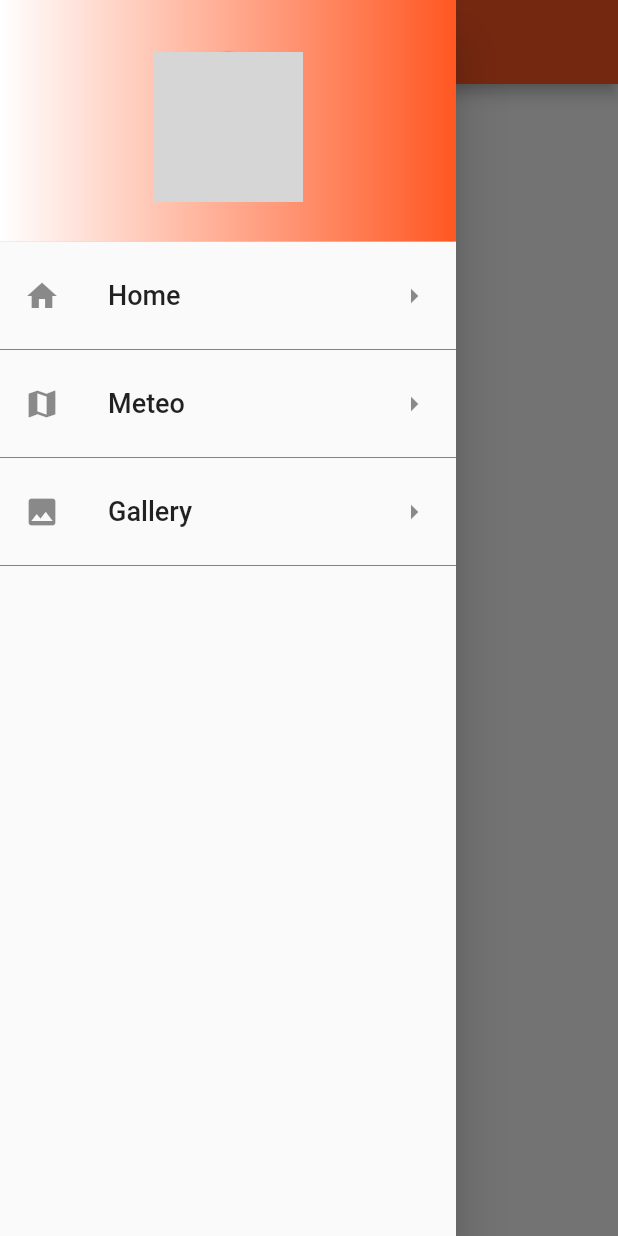
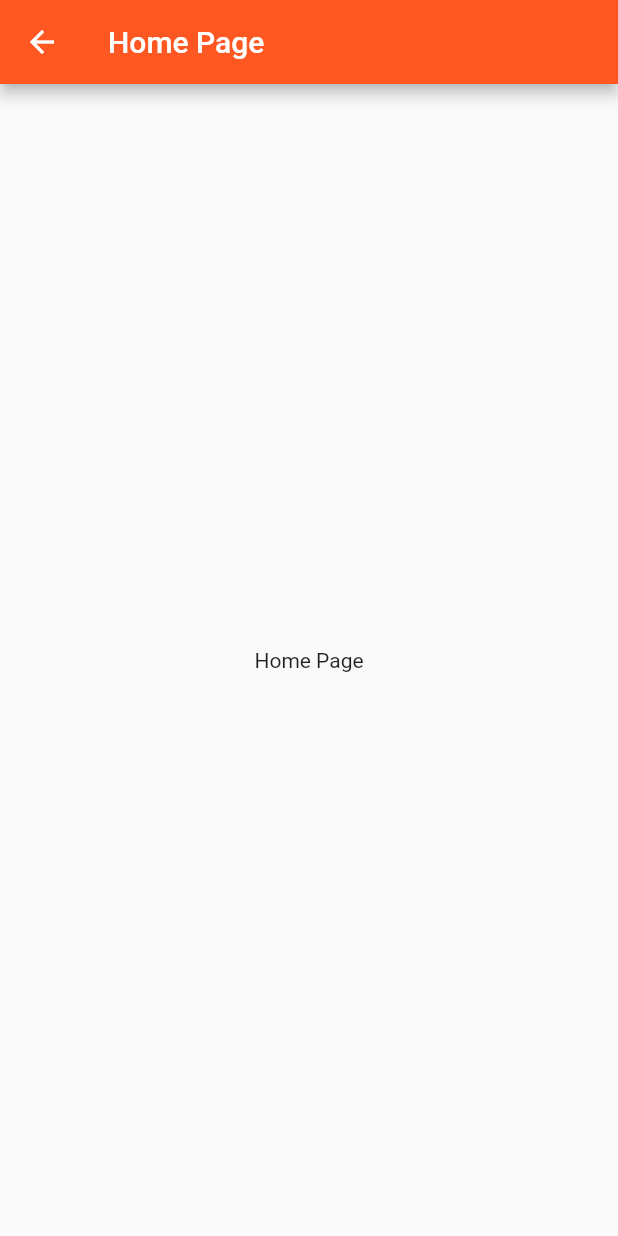
Before and after one commit to tatsinda/App_meteo, a Flutter app: the screen it shows after launch, in the side drawer, after a tap on "Home", on a phone screen of 412 x 824 dp. Run offline on Flutter 3.47's test engine with Material 2 defaults, Android fonts, the phone set to English and light mode, and no system bars; grey boxes are pictures that could not be loaded.

Commit message:
navigation d'une page de menu vers une autre

```diff
--- /dev/null
+++ b/lib/home-page.dart
@@ -0,0 +1,17 @@
+import 'package:flutter/material.dart';
+
+class HomePage extends StatelessWidget {
+  HomePage() {}
+
+  @override
+  Widget build(BuildContext context) {
+    return Scaffold(
+      appBar: AppBar(
+        title: Text('Home Page'),
+      ),
+      body: Center(
+        child: Text('Home Page'),
+      ),
+    );
+  }
+}
--- a/lib/main.dart
+++ b/lib/main.dart
@@ -1,3 +1,7 @@
+import 'package:first_app_bdcc/gallery-page.dart';
+import 'package:first_app_bdcc/meteo-page.dart';
+
+import './home-page.dart';
 import 'package:flutter/material.dart';
 
 void main() {
@@ -36,7 +40,13 @@ class MyApp extends StatelessWidget {
               leading: Icon(Icons.home), //une iconce a gauche
               trailing: Icon(Icons.arrow_right), // une fleche a droite
               //methode executer apres click sur l'element
-              onTap: () {},
+              onTap: () {
+                //navigation vers une autre page
+                Navigator.pop(context); // supprimer la page precedente du stack
+                //navigation vers une autre page
+                Navigator.push(context,
+                    MaterialPageRoute(builder: (context) => new HomePage()));
+              },
             ),
             Divider(color: Colors.deepOrange), //ligne entre les menu
             //element du Drawer
@@ -48,7 +58,14 @@ class MyApp extends StatelessWidget {
               leading: Icon(Icons.map), //une iconce a gauche
               trailing: Icon(Icons.arrow_right), // une fleche a droite
               //methode executer apres click sur l'element
-              onTap: () {},
+              onTap: () {
+                //navigation vers une autre page
+                Navigator.pop(context); // supprimer la page precedente
+                //navigation vers une autre page
+                Navigator.push(context, MaterialPageRoute(builder: (context) {
+                  return MeteoPage();
+                }));
+              },
             ),
             Divider(
               color: Colors.deepOrange,
@@ -62,7 +79,14 @@ class MyApp extends StatelessWidget {
               leading: Icon(Icons.image), //une iconce a gauche
               trailing: Icon(Icons.arrow_right), // une fleche a droite
               //methode executer apres click sur l'element
-              onTap: () {},
+              onTap: () {
+                //navigation vers une autre page
+                Navigator.pop(context); // supprimer la page precedente
+                //navigation vers une autre page
+                Navigator.push(context, MaterialPageRoute(builder: (context) {
+                  return GalleryPage();
+                }));
+              },
             ),
             Divider(
               color: Colors.deepOrange,
```
Also changed, not shown: lib/gallery-page.dart (added, +17 -0 lines), lib/meteo-page.dart (added, +16 -0 lines).
